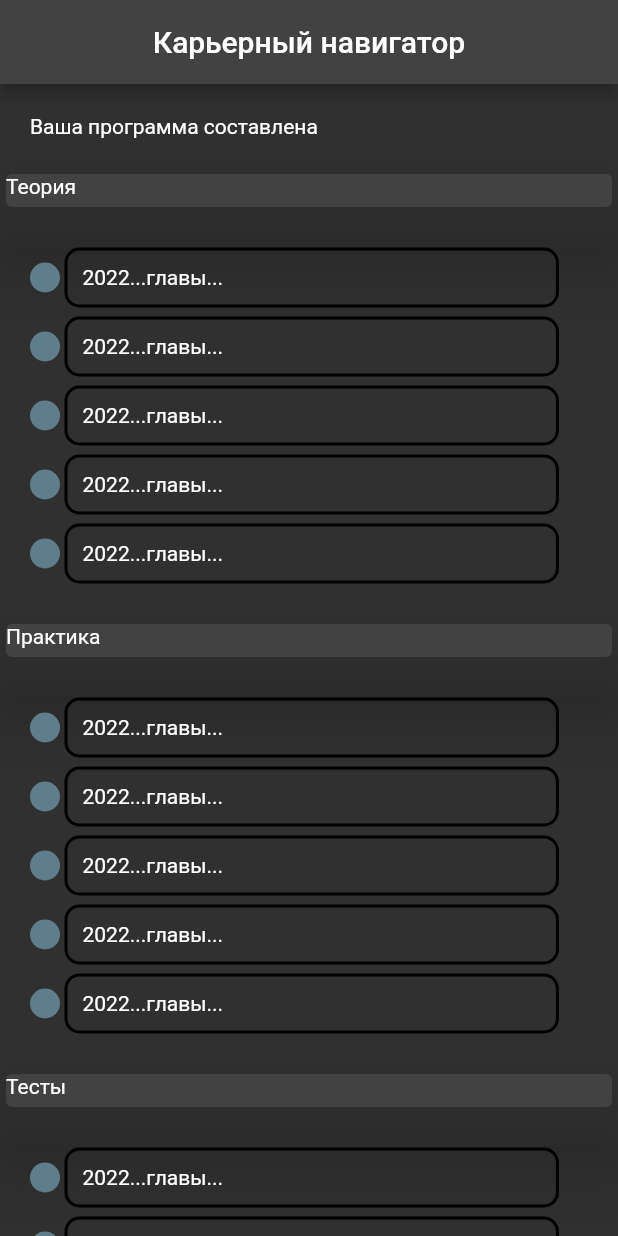
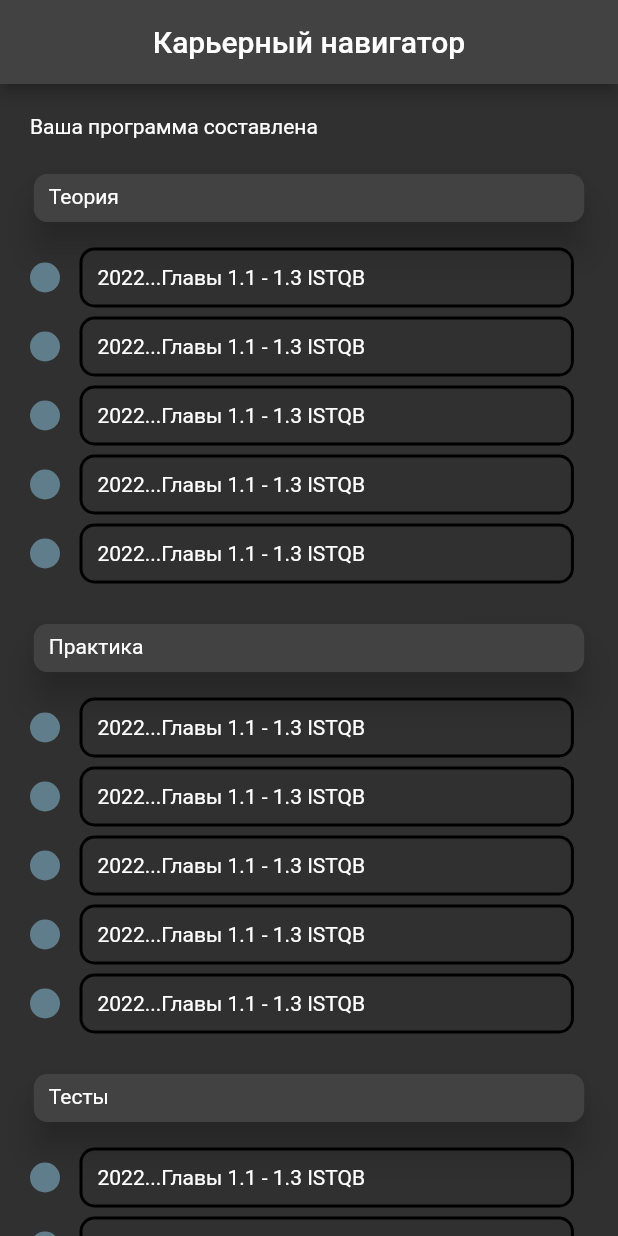
Before and after one commit to FrostyBen/List-test, a Flutter app: the screen it shows after launch, on a phone screen of 412 x 824 dp. Run offline on Flutter 3.47's test engine with Material 2 defaults, Android fonts, the phone set to English and light mode, and no system bars; our stand-ins replace bloc, flutter_bloc.

Commit message:
small UI fixes

```diff
--- a/lib/core/data/api_service.dart
+++ b/lib/core/data/api_service.dart
@@ -10,23 +10,23 @@
         "chapters": [
             {
                 "dateTime": "2022...",
-                "text": "главы..."
+                "text": "Главы 1.1 - 1.3 ISTQB"
             },
             {
                 "dateTime": "2022...",
-                "text": "главы..."
+                "text": "Главы 1.1 - 1.3 ISTQB"
             },
             {
                 "dateTime": "2022...",
-                "text": "главы..."
+                "text": "Главы 1.1 - 1.3 ISTQB"
             },
             {
                 "dateTime": "2022...",
-                "text": "главы..."
+                "text": "Главы 1.1 - 1.3 ISTQB"
             },
             {
                 "dateTime": "2022...",
-                "text": "главы..."
+                "text": "Главы 1.1 - 1.3 ISTQB"
             }
         ]
     },
@@ -35,23 +35,23 @@
         "chapters": [
             {
                 "dateTime": "2022...",
-                "text": "главы..."
+                "text": "Главы 1.1 - 1.3 ISTQB"
             },
             {
                 "dateTime": "2022...",
-                "text": "главы..."
+                "text": "Главы 1.1 - 1.3 ISTQB"
             },
             {
                 "dateTime": "2022...",
-                "text": "главы..."
+                "text": "Главы 1.1 - 1.3 ISTQB"
             },
             {
                 "dateTime": "2022...",
-                "text": "главы..."
+                "text": "Главы 1.1 - 1.3 ISTQB"
             },
             {
                 "dateTime": "2022...",
-                "text": "главы..."
+                "text": "Главы 1.1 - 1.3 ISTQB"
             }
         ]
     },
@@ -60,15 +60,15 @@
         "chapters": [
             {
                 "dateTime": "2022...",
-                "text": "главы..."
+                "text": "Главы 1.1 - 1.3 ISTQB"
             },
             {
                 "dateTime": "2022...",
-                "text": "главы..."
+                "text": "Главы 1.1 - 1.3 ISTQB"
             },
             {
                 "dateTime": "2022...",
-                "text": "главы..."
+                "text": "Главы 1.1 - 1.3 ISTQB"
             }
         ]
     },
@@ -77,7 +77,7 @@
         "chapters": [
             {
                 "dateTime": "2022...",
-                "text": "главы..."
+                "text": "Главы 1.1 - 1.3 ISTQB"
             }
         ]
     }
--- a/lib/view/widgets/chapter_widget.dart
+++ b/lib/view/widgets/chapter_widget.dart
@@ -26,6 +26,7 @@
               ),
             ),
           ),
+          SizedBox(width: 10,),
           Padding(
             padding: const EdgeInsets.all(3),
             child: Container(
--- a/lib/view/widgets/check_point.dart
+++ b/lib/view/widgets/check_point.dart
@@ -15,15 +15,26 @@
     return Column(
       crossAxisAlignment: CrossAxisAlignment.stretch,
       children: [
-        Container(
-          height: 30,
-          child: Card(
-            elevation: 20,
-            child: Text(item.title!),
+        Center(
+
+          child: Container(
+
+
+
+            width: MediaQuery.of(context).size.width *0.91,
+            height: 40,
+            child: Card(
+              shape: RoundedRectangleBorder(borderRadius: BorderRadius.circular(9)),
+              elevation: 10,
+              child: Padding(
+                padding: const EdgeInsets.fromLTRB(10, 7, 0, 0),
+                child: Text(item.title!),
+              ),
+            ),
           ),
         ),
         SizedBox(
-          height: 20,
+          height: 10,
         ),
         ListView.builder(
           shrinkWrap: true,
```
Also changed, not shown: lib/core/data/repository.dart (deleted).
